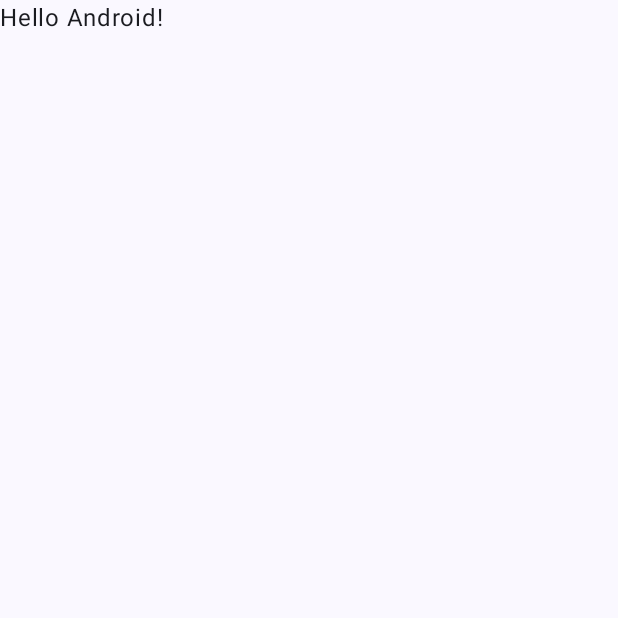
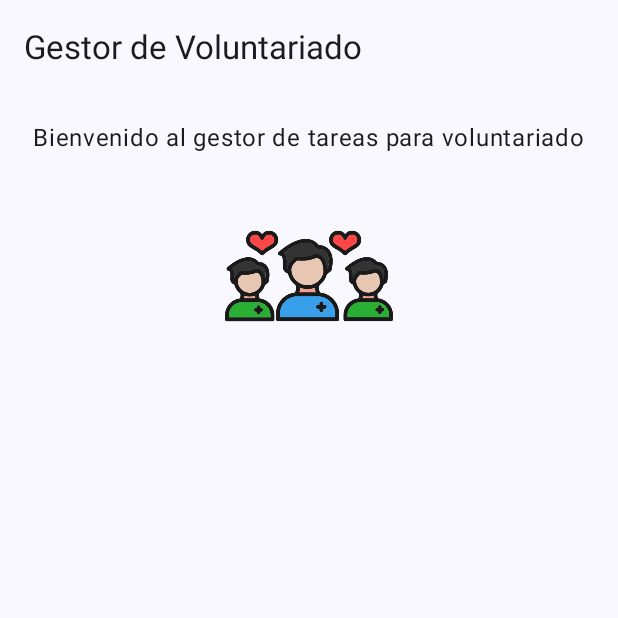
Before and after one commit to lukas199E/GestorVoluntariado, an Android app built with Jetpack Compose: the screen it shows after launch (MainActivity), on a phone screen of 412 x 824 dp, the top half of it. Before the commit the part shown is almost empty. Run offline under Robolectric (Android 15) with nearby library versions, the phone set to English and light mode, and no system bars.

Commit message:
Añadida imagen representativa y completada la interfaz básica

```diff
--- a/app/build.gradle.kts
+++ b/app/build.gradle.kts
@@ -6,12 +6,12 @@ plugins {
 
 android {
     namespace = "com.lucas.voluntariado"
-    compileSdk = 34
+    compileSdk = 35
 
     defaultConfig {
         applicationId = "com.lucas.voluntariado"
         minSdk = 28
-        targetSdk = 34
+        targetSdk = 35
         versionCode = 1
         versionName = "1.0"
 
--- a/app/src/main/java/com/lucas/voluntariado/MainActivity.kt
+++ b/app/src/main/java/com/lucas/voluntariado/MainActivity.kt
@@ -4,12 +4,14 @@ import android.os.Bundle
 import androidx.activity.ComponentActivity
 import androidx.activity.compose.setContent
 import androidx.activity.enableEdgeToEdge
-import androidx.compose.foundation.layout.fillMaxSize
-import androidx.compose.foundation.layout.padding
-import androidx.compose.material3.Scaffold
-import androidx.compose.material3.Text
+import androidx.compose.foundation.Image
+import androidx.compose.foundation.layout.*
+import androidx.compose.material3.*
 import androidx.compose.runtime.Composable
+import androidx.compose.ui.Alignment
 import androidx.compose.ui.Modifier
+import androidx.compose.ui.res.painterResource
+import androidx.compose.ui.unit.dp
 import androidx.compose.ui.tooling.preview.Preview
 import com.lucas.voluntariado.ui.theme.GestorVoluntariadoTheme
 
@@ -19,29 +21,51 @@ class MainActivity : ComponentActivity() {
         enableEdgeToEdge()
         setContent {
             GestorVoluntariadoTheme {
-                Scaffold(modifier = Modifier.fillMaxSize()) { innerPadding ->
-                    Greeting(
-                        name = "Android",
-                        modifier = Modifier.padding(innerPadding)
-                    )
-                }
+                MainScreen()
             }
         }
     }
 }
 
+@OptIn(ExperimentalMaterial3Api::class)
 @Composable
-fun Greeting(name: String, modifier: Modifier = Modifier) {
-    Text(
-        text = "Hello $name!",
-        modifier = modifier
+fun MainScreen() {
+    Scaffold(
+        topBar = {
+            TopAppBar(
+                title = { Text("Gestor de Voluntariado") }
+            )
+        },
+        content = { paddingValues ->
+            Column(
+                modifier = Modifier
+                    .padding(paddingValues)
+                    .fillMaxSize(),
+                horizontalAlignment = Alignment.CenterHorizontally
+            ) {
+                // Texto principal
+                Text(
+                    text = "Bienvenido al gestor de tareas para voluntariado",
+                    modifier = Modifier.padding(16.dp)
+                )
+
+                // Imagen
+                Image(
+                    painter = painterResource(id = R.drawable.voluntario), // Nombre de tu imagen
+                    contentDescription = "Icono de voluntariado",
+                    modifier = Modifier
+                        .size(128.dp)
+                        .padding(8.dp)
+                )
+            }
+        }
     )
 }
 
 @Preview(showBackground = true)
 @Composable
-fun GreetingPreview() {
+fun MainScreenPreview() {
     GestorVoluntariadoTheme {
-        Greeting("Android")
+        MainScreen()
     }
 }
--- a/gradle/libs.versions.toml
+++ b/gradle/libs.versions.toml
@@ -7,7 +7,9 @@ junitVersion = "1.2.1"
 espressoCore = "3.6.1"
 lifecycleRuntimeKtx = "2.8.7"
 activityCompose = "1.9.3"
-composeBom = "2024.04.01"
+composeBom = "2023.10.01"
+material3 = "1.2.0"
+
 
 [libraries]
 androidx-core-ktx = { group = "androidx.core", name = "core-ktx", version.ref = "coreKtx" }
```
Also changed, not shown: app/src/main/res/drawable/voluntario.png (added).
